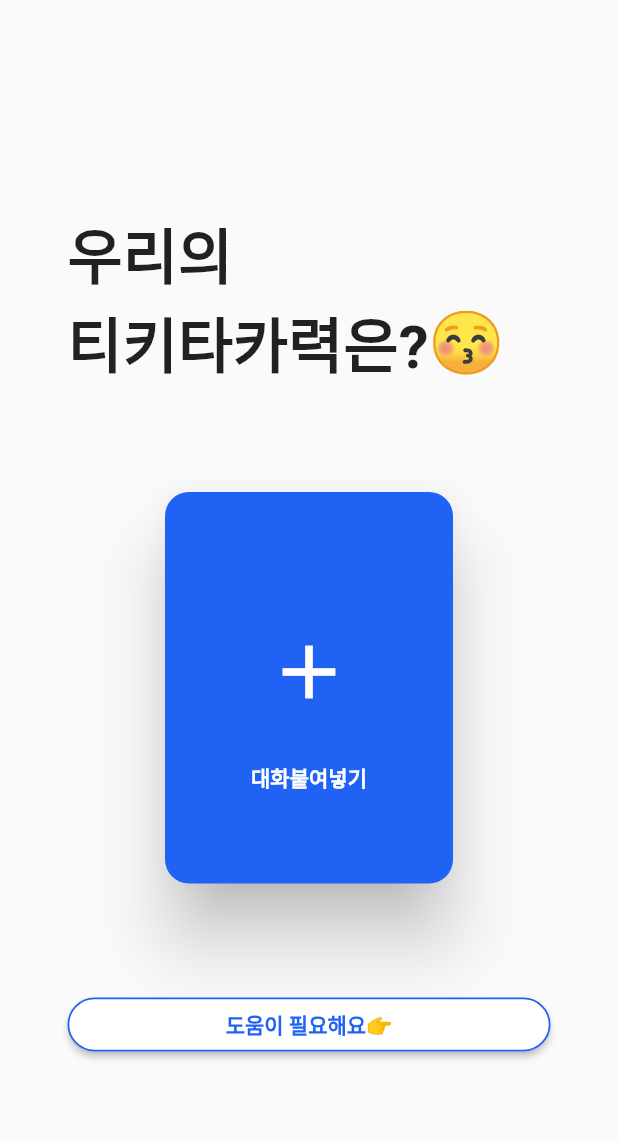
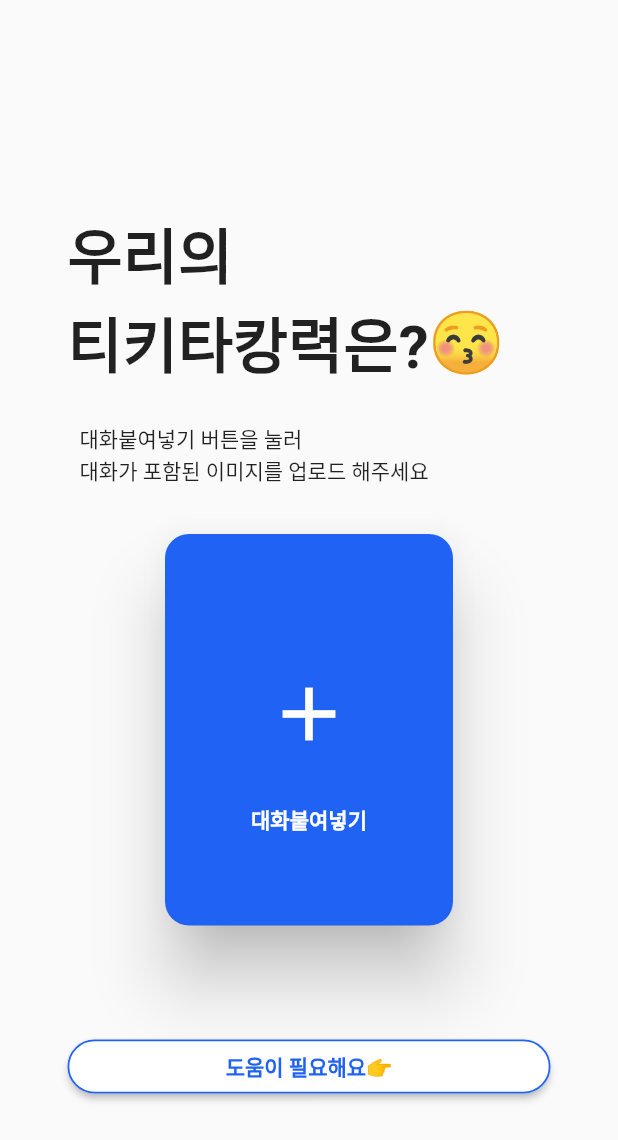
Before and after one commit to haeun930515/text_analyzer, a Flutter app: the screen it shows after launch, after a tap on "시작하기", on a phone screen of 412 x 824 dp. Shown: the top 1140 px of the screen. Run offline on Flutter 3.47's test engine with Material 2 defaults, Android fonts, the light colour scheme and no system bars; our stand-ins replace firebase_core, firebase_storage, flutter_dotenv, google_mobile_ads, image_picker, page_view_dot_indicator; missing offline and left inert: flutter_share, google_mlkit_text_recognition, kakao_flutter_sdk; accounts and stored records are empty; network calls fail.

Commit message:
최종 1차

```diff
--- a/lib/main.dart
+++ b/lib/main.dart
@@ -1,3 +1,4 @@
+import 'package:flutter/foundation.dart';
 import 'package:flutter/material.dart';
 import 'package:flutter_dotenv/flutter_dotenv.dart';
 import 'package:google_mobile_ads/google_mobile_ads.dart';
@@ -13,7 +14,6 @@ import 'package:text_analyzer/ui/textinput/text_input_screen.dart';
 import 'package:text_analyzer/ui/start/start_screen.dart';
 import 'package:kakao_flutter_sdk/kakao_flutter_sdk.dart';
 import 'package:firebase_core/firebase_core.dart';
-import 'package:flutter/foundation.dart';
 import 'firebase_options.dart';
 
 const Map<String, String> UNIT_ID = kReleaseMode
@@ -68,7 +68,7 @@ class MainApp extends StatelessWidget {
   @override
   Widget build(BuildContext context) {
     return MaterialApp(
-      initialRoute: '/',
+      initialRoute: '/start',
       routes: {
         '/start': (context) => const StartScreen(),
         '/input': (context) => const TextInputScreen(),
--- a/lib/ui/result/result_screen.dart
+++ b/lib/ui/result/result_screen.dart
@@ -480,7 +480,7 @@ class _ResultScreenState extends State<ResultScreen> {
                                                       Navigator.popUntil(
                                                           context,
                                                           ModalRoute.withName(
-                                                              '/'));
+                                                              '/start'));
                                                     },
                                                     shape:
                                                         RoundedRectangleBorder(
--- a/lib/ui/start/start_screen.dart
+++ b/lib/ui/start/start_screen.dart
@@ -123,7 +123,16 @@ class StartScreen extends StatelessWidget {
                         fontWeight: FontWeight.bold),
                   ),
                 ),
-                const SizedBox(height: 30),
+                const SizedBox(height: 15),
+                const Center(
+                  child: Text(
+                    "AI가 분석해주는",
+                    style: TextStyle(
+                        color: Colors.white,
+                        fontSize: 25,
+                        fontWeight: FontWeight.bold),
+                  ),
+                ),
                 const Center(
                   child: Text(
                     "우리의 대화 능력치는?",
@@ -133,30 +142,31 @@ class StartScreen extends StatelessWidget {
                         fontWeight: FontWeight.bold),
                   ),
                 ),
-                const SizedBox(height: 60),
+                const SizedBox(height: 40),
                 Image.asset(
                   "assets/images/loading1.png",
                   height: 220,
                 ),
                 const SizedBox(height: 60),
-                ElevatedButton(
-                  onPressed: () {
+                InkWell(
+                  onTap: () {
                     Navigator.pushNamed(context, '/input');
                   },
-                  style: ElevatedButton.styleFrom(
-                    backgroundColor: Colors.white,
-                    shape: RoundedRectangleBorder(
-                      borderRadius: BorderRadius.circular(30.0),
-                    ),
-                  ),
+                  child: Container(
+                    decoration: BoxDecoration(
+                        borderRadius: BorderRadius.circular(16.0),
+                        color: Colors.white),
                     child: const Padding(
-                    padding: EdgeInsets.symmetric(vertical: 10.0),
+                      padding: EdgeInsets.all(8.0),
+                      child: Center(
                         child: Text(
                           "시작하기",
                           style: TextStyle(
                             fontSize: 25,
                             fontWeight: FontWeight.bold,
                             color: Color(0xFF2062f3),
+                          ),
+                        ),
                       ),
                     ),
                   ),
--- a/lib/ui/textinput/text_input_screen.dart
+++ b/lib/ui/textinput/text_input_screen.dart
@@ -4,14 +4,19 @@ import 'package:flutter/material.dart';
 import 'package:flutter/services.dart';
 import 'package:provider/provider.dart';
 import 'package:text_analyzer/provider/text_from_image_provider.dart';
-import 'package:text_analyzer/ui/aiwork/ai_work_screen.dart';
 import 'package:text_analyzer/ui/dialog/help_dialog.dart';
 
 import '../../utils/strings.dart';
+import '../aiwork/ai_work_screen.dart';
 
-class TextInputScreen extends StatelessWidget {
+class TextInputScreen extends StatefulWidget {
   const TextInputScreen({super.key});
 
+  @override
+  State<TextInputScreen> createState() => _TextInputScreenState();
+}
+
+class _TextInputScreenState extends State<TextInputScreen> {
   @override
   Widget build(BuildContext context) {
     TextFromImageProvider textFromImageProvider =
@@ -118,7 +123,7 @@ class TextInputScreen extends StatelessWidget {
                       const Row(
                         children: [
                           Text(
-                            "티키타카력은?",
+                            "티키타캉력은?",
                             style: TextStyle(
                                 fontSize: 40, fontWeight: FontWeight.bold),
                           ),
@@ -129,7 +134,26 @@ class TextInputScreen extends StatelessWidget {
                         ],
                       ),
                       const SizedBox(
-                        height: 70,
+                        height: 24,
+                      ),
+                      const Padding(
+                        padding: EdgeInsets.symmetric(horizontal: 8.0),
+                        child: Column(
+                          crossAxisAlignment: CrossAxisAlignment.start,
+                          children: [
+                            Text(
+                              "대화붙여넣기 버튼을 눌러 ",
+                              style: TextStyle(fontSize: 14),
+                            ),
+                            Text(
+                              "대화가 포함된 이미지를 업로드 해주세요",
+                              style: TextStyle(fontSize: 14),
+                            ),
+                          ],
+                        ),
+                      ),
+                      const SizedBox(
+                        height: 32,
                       ),
                       Row(
                         mainAxisAlignment: MainAxisAlignment.center,
--- a/lib/utils/strings.dart
+++ b/lib/utils/strings.dart
@@ -26,6 +26,8 @@ class Strings {
   static String picilpom = "assets/images/illustrate/il_pom.png";
   static String picilsha = "assets/images/illustrate/il_sha.png";
   static String picilyor = "assets/images/illustrate/il_yor.png";
+
+  static String gifStep = "assets/images/utils/dog_step.gif";
 
   //11111 -1
   static String case11111title1 = "하운드";
--- a/pubspec.yaml
+++ b/pubspec.yaml
@@ -83,4 +83,5 @@ flutter:
     - assets/images/illustrate/il_pom.png
     - assets/images/illustrate/il_sha.png
     - assets/images/illustrate/il_yor.png
+    - assets/images/utils/dog_step.gif
     - .env
```
Also changed, not shown: lib/provider/kakao_provider.dart (+4 -6 lines), lib/ui/aiwork/ai_work_screen.dart (+25 -10 lines), assets/images/utils/dog_step.gif (added), assets/images/utils/dog_steps.gif (added), 7 other files. Lines whose indentation alone changed are shown as unchanged.
